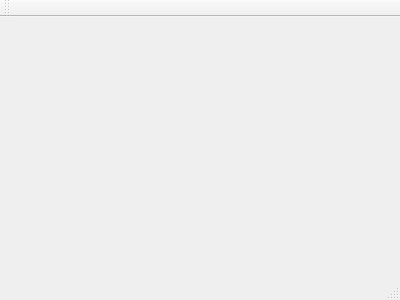
The window that mainwindow.ui (BensonLaur/BesMp3Editor) describes before a commit, drawn with Qt 5.
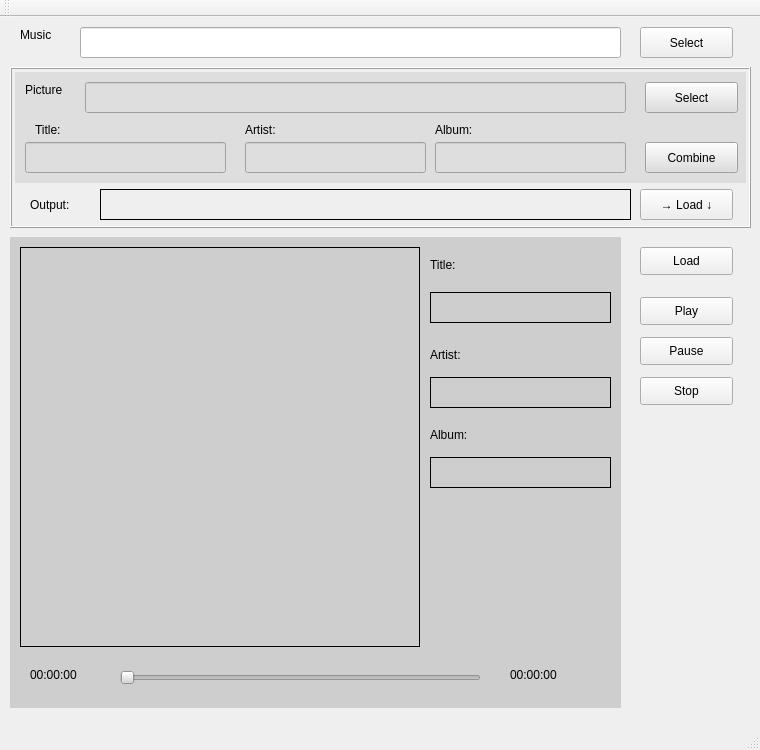
The same window after the commit.

Patch:
```diff
--- a/mainwindow.ui
+++ b/mainwindow.ui
@@ -1,24 +1,481 @@
 <ui version="4.0">
  <class>MainWindow</class>
- <widget class="QMainWindow" name="MainWindow" >
-  <property name="geometry" >
+ <widget class="QMainWindow" name="MainWindow">
+  <property name="geometry">
    <rect>
     <x>0</x>
     <y>0</y>
-    <width>400</width>
-    <height>300</height>
+    <width>760</width>
+    <height>750</height>
    </rect>
   </property>
   <property name="windowTitle" >
    <string>MainWindow</string>
   </property>
-  <widget class="QMenuBar" name="menuBar" />
-  <widget class="QToolBar" name="mainToolBar" />
-  <widget class="QWidget" name="centralWidget" />
-  <widget class="QStatusBar" name="statusBar" />
+  <widget class="QWidget" name="centralWidget">
+   <widget class="QLineEdit" name="edit_music">
+    <property name="geometry">
+     <rect>
+      <x>80</x>
+      <y>10</y>
+      <width>541</width>
+      <height>31</height>
+     </rect>
+    </property>
+   </widget>
+   <widget class="QLabel" name="label_music">
+    <property name="geometry">
+     <rect>
+      <x>20</x>
+      <y>10</y>
+      <width>72</width>
+      <height>15</height>
+     </rect>
+    </property>
+    <property name="text">
+     <string>Music</string>
+    </property>
+   </widget>
+   <widget class="QPushButton" name="btn_select_music">
+    <property name="geometry">
+     <rect>
+      <x>640</x>
+      <y>10</y>
+      <width>93</width>
+      <height>31</height>
+     </rect>
+    </property>
+    <property name="text">
+     <string>Select</string>
+    </property>
+   </widget>
+   <widget class="QWidget" name="widget_current_media" native="true">
+    <property name="geometry">
+     <rect>
+      <x>10</x>
+      <y>220</y>
+      <width>611</width>
+      <height>471</height>
+     </rect>
+    </property>
+    <property name="styleSheet">
+     <string notr="true">background-color: rgb(206, 206, 206);</string>
+    </property>
+    <widget class="QLabel" name="label_current_image">
+     <property name="geometry">
+      <rect>
+       <x>10</x>
+       <y>10</y>
+       <width>400</width>
+       <height>400</height>
+      </rect>
+     </property>
+     <property name="frameShape">
+      <enum>QFrame::Box</enum>
+     </property>
+     <property name="text">
+      <string/>
+     </property>
+    </widget>
+    <widget class="QLabel" name="label_current_artist_tip">
+     <property name="geometry">
+      <rect>
+       <x>420</x>
+       <y>110</y>
+       <width>72</width>
+       <height>15</height>
+      </rect>
+     </property>
+     <property name="text">
+      <string>Artist:</string>
+     </property>
+    </widget>
+    <widget class="QLabel" name="label_current_title_tip">
+     <property name="geometry">
+      <rect>
+       <x>420</x>
+       <y>20</y>
+       <width>72</width>
+       <height>15</height>
+      </rect>
+     </property>
+     <property name="text">
+      <string>Title:</string>
+     </property>
+    </widget>
+    <widget class="QLabel" name="label_current_artist">
+     <property name="geometry">
+      <rect>
+       <x>420</x>
+       <y>140</y>
+       <width>181</width>
+       <height>31</height>
+      </rect>
+     </property>
+     <property name="frameShape">
+      <enum>QFrame::Box</enum>
+     </property>
+     <property name="text">
+      <string/>
+     </property>
+    </widget>
+    <widget class="QLabel" name="label_current_title">
+     <property name="geometry">
+      <rect>
+       <x>420</x>
+       <y>55</y>
+       <width>181</width>
+       <height>31</height>
+      </rect>
+     </property>
+     <property name="frameShape">
+      <enum>QFrame::Box</enum>
+     </property>
+     <property name="text">
+      <string/>
+     </property>
+    </widget>
+    <widget class="QSlider" name="slider_current_music_position">
+     <property name="geometry">
+      <rect>
+       <x>110</x>
+       <y>430</y>
+       <width>361</width>
+       <height>22</height>
+      </rect>
+     </property>
+     <property name="orientation">
+      <enum>Qt::Horizontal</enum>
+     </property>
+    </widget>
+    <widget class="QLabel" name="label_current_music_pos">
+     <property name="geometry">
+      <rect>
+       <x>20</x>
+       <y>430</y>
+       <width>72</width>
+       <height>15</height>
+      </rect>
+     </property>
+     <property name="text">
+      <string>00:00:00</string>
+     </property>
+    </widget>
+    <widget class="QLabel" name="label_current_music_length">
+     <property name="geometry">
+      <rect>
+       <x>500</x>
+       <y>430</y>
+       <width>72</width>
+       <height>15</height>
+      </rect>
+     </property>
+     <property name="text">
+      <string>00:00:00</string>
+     </property>
+    </widget>
+    <widget class="QLabel" name="label_current_album_tip">
+     <property name="geometry">
+      <rect>
+       <x>420</x>
+       <y>190</y>
+       <width>72</width>
+       <height>15</height>
+      </rect>
+     </property>
+     <property name="text">
+      <string>Album:</string>
+     </property>
+    </widget>
+    <widget class="QLabel" name="label_current_album">
+     <property name="geometry">
+      <rect>
+       <x>420</x>
+       <y>220</y>
+       <width>181</width>
+       <height>31</height>
+      </rect>
+     </property>
+     <property name="frameShape">
+      <enum>QFrame::Box</enum>
+     </property>
+     <property name="text">
+      <string/>
+     </property>
+    </widget>
+   </widget>
+   <widget class="QPushButton" name="btn_load_music">
+    <property name="geometry">
+     <rect>
+      <x>640</x>
+      <y>230</y>
+      <width>93</width>
+      <height>28</height>
+     </rect>
+    </property>
+    <property name="text">
+     <string>Load</string>
+    </property>
+   </widget>
+   <widget class="QPushButton" name="btn_play">
+    <property name="geometry">
+     <rect>
+      <x>640</x>
+      <y>280</y>
+      <width>93</width>
+      <height>28</height>
+     </rect>
+    </property>
+    <property name="text">
+     <string>Play</string>
+    </property>
+   </widget>
+   <widget class="QPushButton" name="btn_pause">
+    <property name="geometry">
+     <rect>
+      <x>640</x>
+      <y>320</y>
+      <width>93</width>
+      <height>28</height>
+     </rect>
+    </property>
+    <property name="text">
+     <string>Pause</string>
+    </property>
+   </widget>
+   <widget class="QPushButton" name="btn_stop">
+    <property name="geometry">
+     <rect>
+      <x>640</x>
+      <y>360</y>
+      <width>93</width>
+      <height>28</height>
+     </rect>
+    </property>
+    <property name="text">
+     <string>Stop</string>
+    </property>
+   </widget>
+   <widget class="QFrame" name="frame">
+    <property name="geometry">
+     <rect>
+      <x>10</x>
+      <y>50</y>
+      <width>741</width>
+      <height>161</height>
+     </rect>
+    </property>
+    <property name="frameShape">
+     <enum>QFrame::Box</enum>
+    </property>
+    <property name="frameShadow">
+     <enum>QFrame::Raised</enum>
+    </property>
+    <widget class="QPushButton" name="btn_load_output_music">
+     <property name="geometry">
+      <rect>
+       <x>630</x>
+       <y>122</y>
+       <width>93</width>
+       <height>31</height>
+      </rect>
+     </property>
+     <property name="text">
+      <string>→ Load ↓</string>
+     </property>
+    </widget>
+    <widget class="QLabel" name="label_output_tip">
+     <property name="geometry">
+      <rect>
+       <x>20</x>
+       <y>122</y>
+       <width>61</width>
+       <height>31</height>
+      </rect>
+     </property>
+     <property name="text">
+      <string>Output:</string>
+     </property>
+    </widget>
+    <widget class="QWidget" name="widget_custom_info" native="true">
+     <property name="geometry">
+      <rect>
+       <x>5</x>
+       <y>5</y>
+       <width>731</width>
+       <height>111</height>
+      </rect>
+     </property>
+     <property name="styleSheet">
+      <string notr="true">background-color: rgb(222, 222, 222);</string>
+     </property>
+     <widget class="QPushButton" name="btn_select_picture">
+      <property name="geometry">
+       <rect>
+        <x>630</x>
+        <y>10</y>
+        <width>93</width>
+        <height>31</height>
+       </rect>
+      </property>
+      <property name="text">
+       <string>Select</string>
+      </property>
+     </widget>
+     <widget class="QLabel" name="label_picture">
+      <property name="geometry">
+       <rect>
+        <x>10</x>
+        <y>10</y>
+        <width>72</width>
+        <height>15</height>
+       </rect>
+      </property>
+      <property name="text">
+       <string>Picture</string>
+      </property>
+     </widget>
+     <widget class="QLineEdit" name="edit_picture">
+      <property name="geometry">
+       <rect>
+        <x>70</x>
+        <y>10</y>
+        <width>541</width>
+        <height>31</height>
+       </rect>
+      </property>
+     </widget>
+     <widget class="QLineEdit" name="edit_title">
+      <property name="geometry">
+       <rect>
+        <x>10</x>
+        <y>70</y>
+        <width>201</width>
+        <height>31</height>
+       </rect>
+      </property>
+     </widget>
+     <widget class="QLineEdit" name="edit_album">
+      <property name="geometry">
+       <rect>
+        <x>420</x>
+        <y>70</y>
+        <width>191</width>
+        <height>31</height>
+       </rect>
+      </property>
+     </widget>
+     <widget class="QLineEdit" name="edit_artist">
+      <property name="geometry">
+       <rect>
+        <x>230</x>
+        <y>70</y>
+        <width>181</width>
+        <height>31</height>
+       </rect>
+      </property>
+     </widget>
+     <widget class="QLabel" name="label_album_tip">
+      <property name="geometry">
+       <rect>
+        <x>420</x>
+        <y>50</y>
+        <width>72</width>
+        <height>15</height>
+       </rect>
+      </property>
+      <property name="text">
+       <string>Album:</string>
+      </property>
+     </widget>
+     <widget class="QLabel" name="label_title_tip">
+      <property name="geometry">
+       <rect>
+        <x>20</x>
+        <y>50</y>
+        <width>72</width>
+        <height>15</height>
+       </rect>
+      </property>
+      <property name="text">
+       <string>Title:</string>
+      </property>
+     </widget>
+     <widget class="QLabel" name="label_artist_tip">
+      <property name="geometry">
+       <rect>
+        <x>230</x>
+        <y>50</y>
+        <width>72</width>
+        <height>15</height>
+       </rect>
+      </property>
+      <property name="text">
+       <string>Artist:</string>
+      </property>
+     </widget>
+     <widget class="QPushButton" name="btn_combine">
+      <property name="geometry">
+       <rect>
+        <x>630</x>
+        <y>70</y>
+        <width>93</width>
+        <height>31</height>
+       </rect>
+      </property>
+      <property name="text">
+       <string>Combine</string>
+      </property>
+     </widget>
+    </widget>
+    <widget class="QLabel" name="label_output_music_path">
+     <property name="geometry">
+      <rect>
+       <x>90</x>
+       <y>122</y>
+       <width>531</width>
+       <height>31</height>
+      </rect>
+     </property>
+     <property name="frameShape">
+      <enum>QFrame::Panel</enum>
+     </property>
+     <property name="text">
+      <string/>
+     </property>
+    </widget>
+   </widget>
+   <zorder>frame</zorder>
+   <zorder>edit_music</zorder>
+   <zorder>label_music</zorder>
+   <zorder>btn_select_music</zorder>
+   <zorder>widget_current_media</zorder>
+   <zorder>btn_load_music</zorder>
+   <zorder>btn_play</zorder>
+   <zorder>btn_pause</zorder>
+   <zorder>btn_stop</zorder>
+  </widget>
+  <widget class="QMenuBar" name="menuBar">
+   <property name="geometry">
+    <rect>
+     <x>0</x>
+     <y>0</y>
+     <width>760</width>
+     <height>26</height>
+    </rect>
+   </property>
+  </widget>
+  <widget class="QToolBar" name="mainToolBar">
+   <attribute name="toolBarArea">
+    <enum>TopToolBarArea</enum>
+   </attribute>
+   <attribute name="toolBarBreak">
+    <bool>false</bool>
+   </attribute>
+  </widget>
+  <widget class="QStatusBar" name="statusBar"/>
  </widget>
- <layoutDefault spacing="6" margin="11" />
- <pixmapfunction></pixmapfunction>
+ <layoutdefault spacing="6" margin="11"/>
  <resources/>
  <connections/>
 </ui>
```
Left out of the diff: 3 changed lines with no effect on the pictures.
